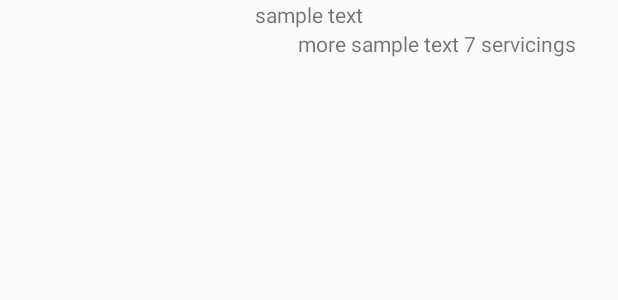
After one commit to AAQ-AND-DEV/AAQsBakingApp, an Android app: the layout recipe_item.xml on its own in the app's theme, with its tools: preview values and no code run, on a phone screen of 412 x 824 dp. The commit adds this screen. Shown: the top 300 px of the screen. Run offline under Robolectric (Android 15) with nearby library versions, the phone set to English and light mode, and no system bars.

Commit message:
created recipeAdapter class created the fragment_recipe_list, recipe_item layouts

```diff
--- /dev/null
+++ b/app/src/main/res/layout/recipe_item.xml
@@ -0,0 +1,31 @@
+<?xml version="1.0" encoding="utf-8"?>
+<androidx.constraintlayout.widget.ConstraintLayout xmlns:android="http://schemas.android.com/apk/res/android"
+    xmlns:tools="http://schemas.android.com/tools"
+    android:layout_width="match_parent"
+    android:layout_height="wrap_content"
+    xmlns:app="http://schemas.android.com/apk/res-auto">
+    <ImageView
+        android:id="@+id/recipe_img"
+        android:layout_width="wrap_content"
+        android:layout_height="wrap_content"
+        app:layout_constraintStart_toStartOf="parent"
+        app:layout_constraintTop_toTopOf="parent"/>
+    <TextView
+        android:id="@+id/recipe_name"
+        android:layout_width="wrap_content"
+        android:layout_height="wrap_content"
+        app:layout_constraintStart_toEndOf="@id/recipe_img"
+        app:layout_constraintEnd_toEndOf="parent"
+        app:layout_constraintTop_toTopOf="parent"
+        app:layout_constraintBottom_toTopOf="@id/recipe_servings"
+        tools:text="sample text"/>
+    <TextView
+        android:id="@+id/recipe_servings"
+        android:layout_width="wrap_content"
+        android:layout_height="wrap_content"
+        app:layout_constraintStart_toStartOf="@id/recipe_name"
+        app:layout_constraintEnd_toEndOf="parent"
+        app:layout_constraintTop_toBottomOf="@id/recipe_name"
+        app:layout_constraintBottom_toBottomOf="parent"
+        tools:text="more sample text 7 servicings"/>
+</androidx.constraintlayout.widget.ConstraintLayout>
```
Also changed, not shown: app/src/main/java/com/aaqanddev/aaqsbakingapp/MainActivity.java (+16 -0 lines), app/src/main/java/com/aaqanddev/aaqsbakingapp/util/RecipeAdapter.java (added, +64 -0 lines), app/src/main/res/layout/activity_main.xml (+6 -14 lines), app/src/main/res/layout/fragment_recipe_list.xml (added, +12 -0 lines).
